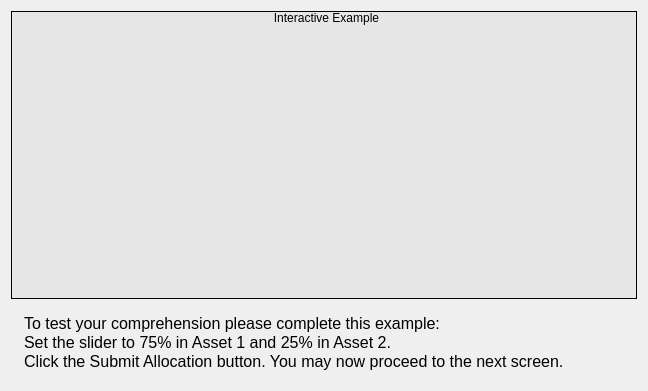
Old version of the form MarketSimulation/instructionscreentest1.ui in the repository dwattttt/marketsim.
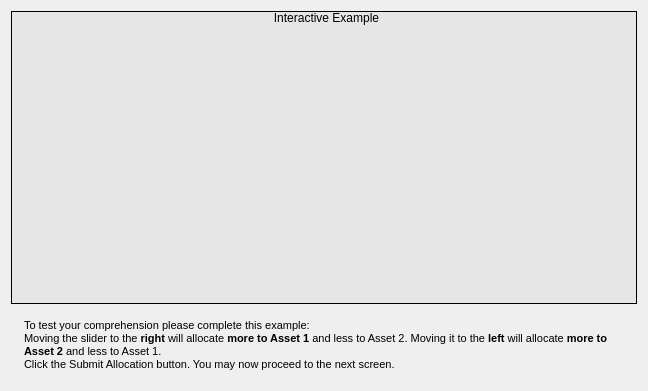
New version of the form. Custom widgets are drawn as their Qt base class.

The edit to the form file:
```diff
--- a/MarketSimulation/instructionscreentest1.ui
+++ b/MarketSimulation/instructionscreentest1.ui
@@ -111,10 +111,10 @@
          <string>&lt;!DOCTYPE HTML PUBLIC &quot;-//W3C//DTD HTML 4.0//EN&quot; &quot;http://www.w3.org/TR/REC-html40/strict.dtd&quot;&gt;
 &lt;html&gt;&lt;head&gt;&lt;meta name=&quot;qrichtext&quot; content=&quot;1&quot; /&gt;&lt;style type=&quot;text/css&quot;&gt;
 p, li { white-space: pre-wrap; }
-&lt;/style&gt;&lt;/head&gt;&lt;body style=&quot; font-family:'MS Shell Dlg 2'; font-size:12pt; font-weight:400; font-style:normal;&quot;&gt;
-&lt;p style=&quot; margin-top:0px; margin-bottom:0px; margin-left:0px; margin-right:0px; -qt-block-indent:0; text-indent:0px;&quot;&gt;To test your comprehension please complete this example:&lt;/p&gt;
-&lt;p style=&quot; margin-top:0px; margin-bottom:0px; margin-left:0px; margin-right:0px; -qt-block-indent:0; text-indent:0px;&quot;&gt;Set the slider to 75% in Asset 1 and 25% in Asset 2.&lt;/p&gt;
-&lt;p style=&quot; margin-top:0px; margin-bottom:0px; margin-left:0px; margin-right:0px; -qt-block-indent:0; text-indent:0px;&quot;&gt;Click the Submit Allocation button. You may now proceed to the next screen.&lt;/p&gt;&lt;/body&gt;&lt;/html&gt;</string>
+&lt;/style&gt;&lt;/head&gt;&lt;body style=&quot; font-family:'MS Shell Dlg 2'; font-size:8.25pt; font-weight:400; font-style:normal;&quot;&gt;
+&lt;p style=&quot; margin-top:0px; margin-bottom:0px; margin-left:0px; margin-right:0px; -qt-block-indent:0; text-indent:0px;&quot;&gt;&lt;span style=&quot; font-size:8pt;&quot;&gt;To test your comprehension please complete this example:&lt;/span&gt;&lt;/p&gt;
+&lt;p style=&quot; margin-top:0px; margin-bottom:0px; margin-left:0px; margin-right:0px; -qt-block-indent:0; text-indent:0px;&quot;&gt;&lt;span style=&quot; font-size:8pt;&quot;&gt;Moving the slider to the &lt;/span&gt;&lt;span style=&quot; font-size:8pt; font-weight:600;&quot;&gt;right&lt;/span&gt;&lt;span style=&quot; font-size:8pt;&quot;&gt; will allocate &lt;/span&gt;&lt;span style=&quot; font-size:8pt; font-weight:600;&quot;&gt;more to Asset 1&lt;/span&gt;&lt;span style=&quot; font-size:8pt;&quot;&gt; and less to Asset 2. Moving it to the &lt;/span&gt;&lt;span style=&quot; font-size:8pt; font-weight:600;&quot;&gt;left&lt;/span&gt;&lt;span style=&quot; font-size:8pt;&quot;&gt; will allocate &lt;/span&gt;&lt;span style=&quot; font-size:8pt; font-weight:600;&quot;&gt;more to Asset 2&lt;/span&gt;&lt;span style=&quot; font-size:8pt;&quot;&gt; and less to Asset 1.&lt;/span&gt;&lt;/p&gt;
+&lt;p style=&quot; margin-top:0px; margin-bottom:0px; margin-left:0px; margin-right:0px; -qt-block-indent:0; text-indent:0px;&quot;&gt;&lt;span style=&quot; font-size:8pt;&quot;&gt;Click the Submit Allocation button. You may now proceed to the next screen.&lt;/span&gt;&lt;/p&gt;&lt;/body&gt;&lt;/html&gt;</string>
         </property>
         <property name="wordWrap">
          <bool>true</bool>
```
